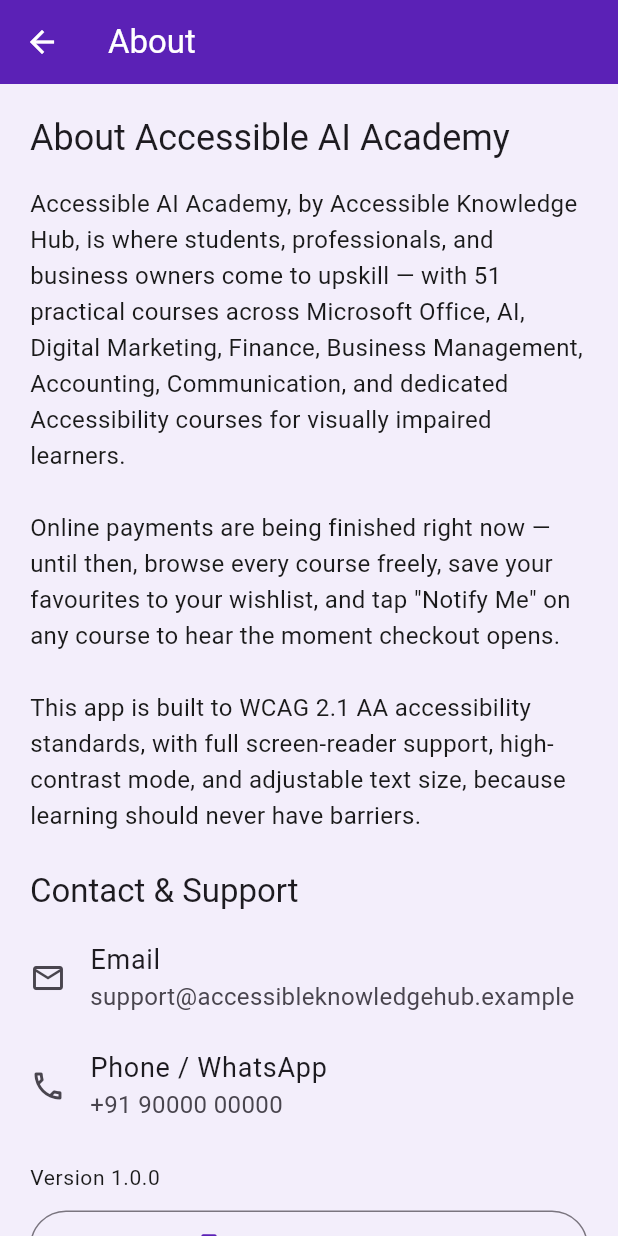
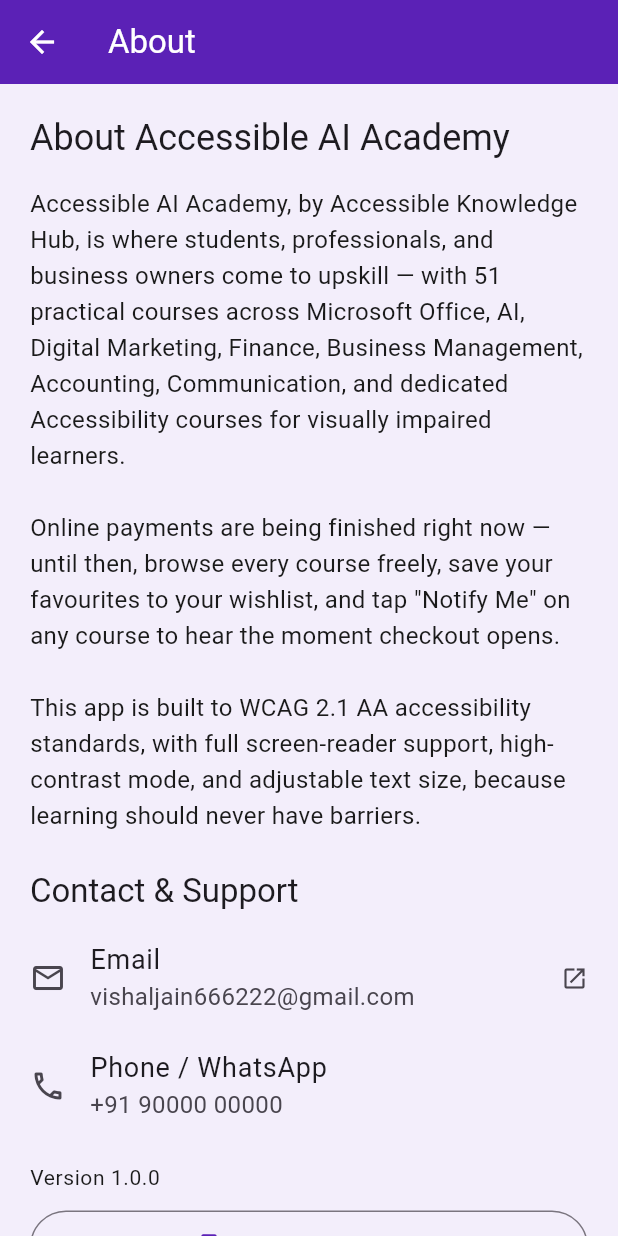
Before and after one commit to vishaljain666222-hash/screen-reader-net, a Flutter app: the AboutScreen screen opened by its route, on a phone screen of 412 x 824 dp. Run offline on Flutter 3.47's test engine with Material 3 defaults, Android fonts, the phone set to English and light mode, and no system bars; our stand-ins replace package_info_plus, share_plus, shared_preferences; accounts and stored records are empty.

Commit message:
Fix unlabeled share/wishlist buttons in Course Detail (use tooltip instead of non-merging Semantics wrapper); announce Added to wishlist / Removed from wishlist to screen readers; update contact email

```diff
--- a/lib/screens/about_screen.dart
+++ b/lib/screens/about_screen.dart
@@ -92,11 +92,13 @@
             const SizedBox(height: 24),
             Text('Contact & Support', style: Theme.of(context).textTheme.titleLarge),
             const SizedBox(height: 8),
-            const ListTile(
+            ListTile(
               contentPadding: EdgeInsets.zero,
-              leading: Icon(Icons.email_outlined),
-              title: Text('Email'),
-              subtitle: Text('support@accessibleknowledgehub.example'),
+              leading: const Icon(Icons.email_outlined),
+              title: const Text('Email'),
+              subtitle: const Text('vishaljain666222@gmail.com'),
+              trailing: const Icon(Icons.open_in_new, size: 18),
+              onTap: () => launchUrl(Uri.parse('mailto:vishaljain666222@gmail.com')),
             ),
             const ListTile(
               contentPadding: EdgeInsets.zero,
--- a/lib/services/wishlist_service.dart
+++ b/lib/services/wishlist_service.dart
@@ -23,15 +23,19 @@
     notifyListeners();
   }
 
-  Future<void> toggle(String courseId) async {
+  Future<bool> toggle(String courseId) async {
+    final bool isNowWishlisted;
     if (_courseIds.contains(courseId)) {
       _courseIds.remove(courseId);
+      isNowWishlisted = false;
     } else {
       _courseIds.add(courseId);
+      isNowWishlisted = true;
     }
     notifyListeners();
     final prefs = await SharedPreferences.getInstance();
     await prefs.setString(_storageKey, jsonEncode(_courseIds.toList()));
+    return isNowWishlisted;
   }
 
   Future<void> add(String courseId) async {
```
Also changed, not shown: lib/screens/course_detail_screen.dart (+14 -11 lines), lib/screens/payment_coming_soon_screen.dart (+11 -2 lines).
